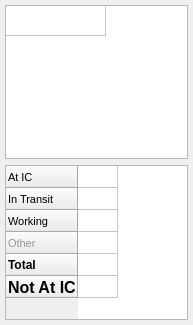
ncssar/radiolog, file designer/teamTabsPopup.ui: the form before one commit.
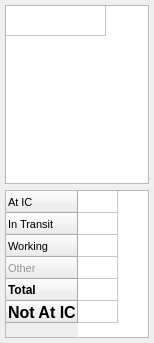
The form after the commit.

Commit message:
WIP - popup width fixes
determine popup width based on post-resizeToContents width of team tabs columns, or initial width of the popup, whichever is greater; accompanied by some qt designer changes

What changed in the file:
```diff
--- a/designer/teamTabsPopup.ui
+++ b/designer/teamTabsPopup.ui
@@ -6,17 +6,29 @@
    <rect>
     <x>0</x>
     <y>0</y>
-    <width>193</width>
-    <height>325</height>
+    <width>154</width>
+    <height>343</height>
    </rect>
   </property>
+  <property name="sizePolicy">
+   <sizepolicy hsizetype="MinimumExpanding" vsizetype="Fixed">
+    <horstretch>0</horstretch>
+    <verstretch>0</verstretch>
+   </sizepolicy>
+  </property>
+  <property name="minimumSize">
+   <size>
+    <width>153</width>
+    <height>0</height>
+   </size>
+  </property>
   <property name="windowTitle">
    <string>Dialog</string>
   </property>
   <property name="autoFillBackground">
    <bool>true</bool>
   </property>
-  <layout class="QVBoxLayout" name="verticalLayout">
+  <layout class="QVBoxLayout" name="verticalLayout" stretch="0,0">
    <property name="leftMargin">
     <number>5</number>
    </property>
@@ -31,6 +43,12 @@
    </property>
    <item>
     <widget class="QTableWidget" name="teamTabsTableWidget">
+     <property name="sizePolicy">
+      <sizepolicy hsizetype="Expanding" vsizetype="Expanding">
+       <horstretch>0</horstretch>
+       <verstretch>0</verstretch>
+      </sizepolicy>
+     </property>
      <property name="font">
       <font>
        <pointsize>8</pointsize>
@@ -89,7 +107,7 @@
    <item>
     <widget class="QTableWidget" name="teamTabsSummaryTableWidget">
      <property name="sizePolicy">
-      <sizepolicy hsizetype="Expanding" vsizetype="Preferred">
+      <sizepolicy hsizetype="Expanding" vsizetype="Fixed">
        <horstretch>0</horstretch>
        <verstretch>0</verstretch>
       </sizepolicy>
@@ -106,7 +124,7 @@
       <enum>Qt::ScrollBarAlwaysOff</enum>
      </property>
      <property name="sizeAdjustPolicy">
-      <enum>QAbstractScrollArea::AdjustIgnored</enum>
+      <enum>QAbstractScrollArea::AdjustToContents</enum>
      </property>
      <property name="editTriggers">
       <set>QAbstractItemView::NoEditTriggers</set>
```
The commit also changes 2 other files.
